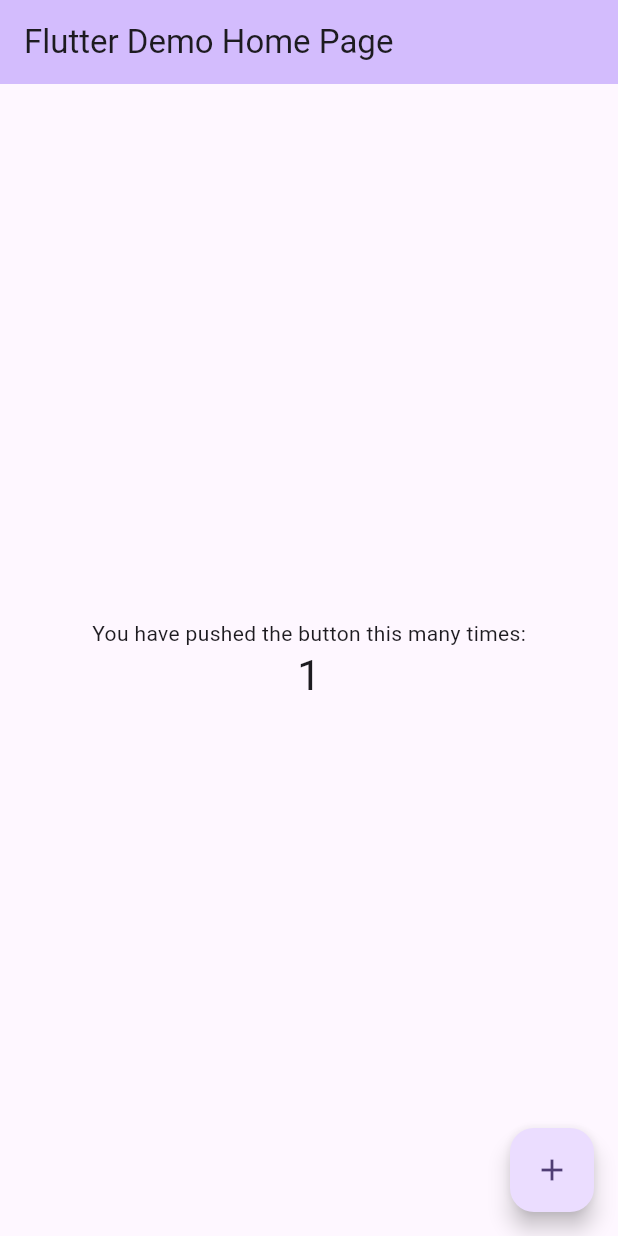
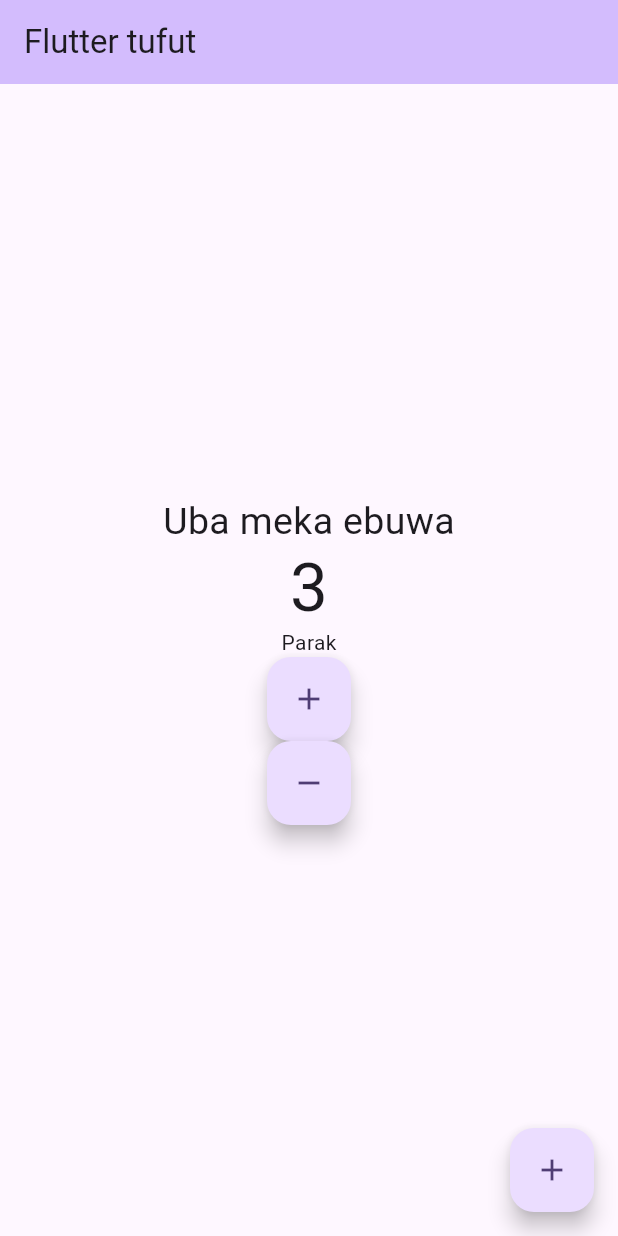
Before and after one commit to gihantha/flutter-basic, a Flutter app: the screen it shows after launch, after a tap on the "add" icon, on a phone screen of 412 x 824 dp. Run offline on Flutter 3.47's test engine with Material 3 defaults, Android fonts, the phone set to English and light mode, and no system bars; our stand-ins replace device_preview.

Commit message:
feat(buttons): increment decrement function created

```diff
--- a/flutter_basic_2/lib/main.dart
+++ b/flutter_basic_2/lib/main.dart
@@ -1,11 +1,13 @@
 import 'package:flutter/material.dart';
 
 void main() {
-  runApp(const MyApp());
+  runApp(App());
 }
 
-class MyApp extends StatelessWidget {
-  const MyApp({super.key});
+class App extends StatelessWidget {
+  const App({super.key});
+
+  //
 
   // This widget is the root of your application.
   @override
@@ -13,113 +15,80 @@
     return MaterialApp(
       title: 'Flutter Demo',
       theme: ThemeData(
-        // This is the theme of your application.
-        //
-        // TRY THIS: Try running your application with "flutter run". You'll see
-        // the application has a purple toolbar. Then, without quitting the app,
-        // try changing the seedColor in the colorScheme below to Colors.green
-        // and then invoke "hot reload" (save your changes or press the "hot
-        // reload" button in a Flutter-supported IDE, or press "r" if you used
-        // the command line to start the app).
-        //
-        // Notice that the counter didn't reset back to zero; the application
-        // state is not lost during the reload. To reset the state, use hot
-        // restart instead.
-        //
-        // This works for code too, not just values: Most code changes can be
-        // tested with just a hot reload.
         colorScheme: ColorScheme.fromSeed(seedColor: Colors.deepPurple),
         useMaterial3: true,
       ),
-      home: const MyHomePage(title: 'Flutter Demo Home Page'),
+      home: HomePage(),
     );
   }
+  //
 }
 
-class MyHomePage extends StatefulWidget {
-  const MyHomePage({super.key, required this.title});
-
-  // This widget is the home page of your application. It is stateful, meaning
-  // that it has a State object (defined below) that contains fields that affect
-  // how it looks.
-
-  // This class is the configuration for the state. It holds the values (in this
-  // case the title) provided by the parent (in this case the App widget) and
-  // used by the build method of the State. Fields in a Widget subclass are
-  // always marked "final".
-
-  final String title;
+class HomePage extends StatefulWidget {
+  const HomePage({super.key});
 
   @override
-  State<MyHomePage> createState() => _MyHomePageState();
+  State<HomePage> createState() => _HomePageState();
 }
 
-class _MyHomePageState extends State<MyHomePage> {
-  int _counter = 0;
+class _HomePageState extends State<HomePage> {
+  int count = 2;
 
-  void _incrementCounter() {
+  void increment() {
     setState(() {
-      // This call to setState tells the Flutter framework that something has
-      // changed in this State, which causes it to rerun the build method below
-      // so that the display can reflect the updated values. If we changed
-      // _counter without calling setState(), then the build method would not be
-      // called again, and so nothing would appear to happen.
-      _counter++;
+      count = count + 1;
+      print(count);
+    });
+  }
+
+  void decrement() {
+    setState(() {
+      count = count - 1;
+      print(count);
     });
   }
 
   @override
   Widget build(BuildContext context) {
-    // This method is rerun every time setState is called, for instance as done
-    // by the _incrementCounter method above.
-    //
-    // The Flutter framework has been optimized to make rerunning build methods
-    // fast, so that you can just rebuild anything that needs updating rather
-    // than having to individually change instances of widgets.
     return Scaffold(
       appBar: AppBar(
-        // TRY THIS: Try changing the color here to a specific color (to
-        // Colors.amber, perhaps?) and trigger a hot reload to see the AppBar
-        // change color while the other colors stay the same.
         backgroundColor: Theme.of(context).colorScheme.inversePrimary,
-        // Here we take the value from the MyHomePage object that was created by
-        // the App.build method, and use it to set our appbar title.
-        title: Text(widget.title),
+        title: Text('Flutter tufut'),
       ),
       body: Center(
-        // Center is a layout widget. It takes a single child and positions it
-        // in the middle of the parent.
         child: Column(
-          // Column is also a layout widget. It takes a list of children and
-          // arranges them vertically. By default, it sizes itself to fit its
-          // children horizontally, and tries to be as tall as its parent.
-          //
-          // Column has various properties to control how it sizes itself and
-          // how it positions its children. Here we use mainAxisAlignment to
-          // center the children vertically; the main axis here is the vertical
-          // axis because Columns are vertical (the cross axis would be
-          // horizontal).
-          //
-          // TRY THIS: Invoke "debug painting" (choose the "Toggle Debug Paint"
-          // action in the IDE, or press "p" in the console), to see the
-          // wireframe for each widget.
           mainAxisAlignment: MainAxisAlignment.center,
-          children: <Widget>[
-            const Text(
-              'You have pushed the button this many times:',
+          children: [
+            Text(
+              "Uba meka ebuwa",
+              style: TextStyle(fontSize: 25.0),
             ),
             Text(
-              '$_counter',
-              style: Theme.of(context).textTheme.headlineMedium,
+              '$count',
+              style: Theme.of(context).textTheme.displayMedium,
+            ),
+            Text("Parak"),
+            FloatingActionButton(
+              onPressed: increment,
+              child: Icon(
+                Icons.add,
+              ),
+            ),
+            FloatingActionButton(
+              onPressed: decrement,
+              child: Icon(
+                Icons.remove,
+              ),
             ),
           ],
         ),
       ),
       floatingActionButton: FloatingActionButton(
-        onPressed: _incrementCounter,
-        tooltip: 'Increment',
-        child: const Icon(Icons.add),
-      ), // This trailing comma makes auto-formatting nicer for build methods.
+        onPressed: increment,
+        child: Icon(
+          Icons.add,
+        ),
+      ),
     );
   }
 }
```
